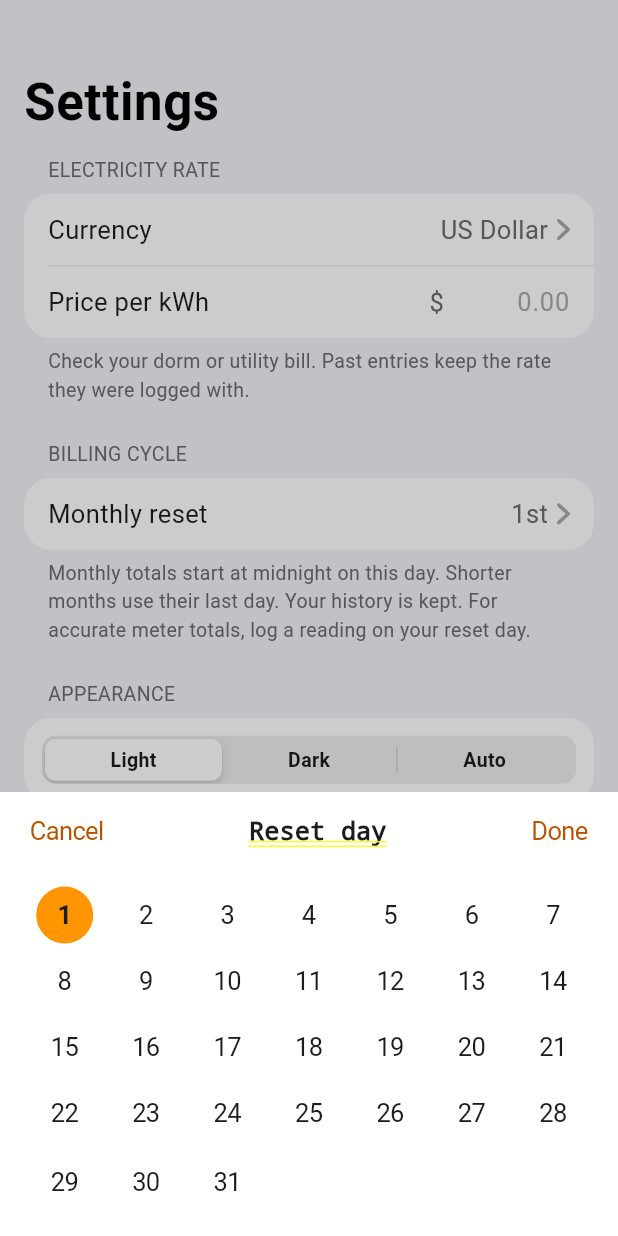
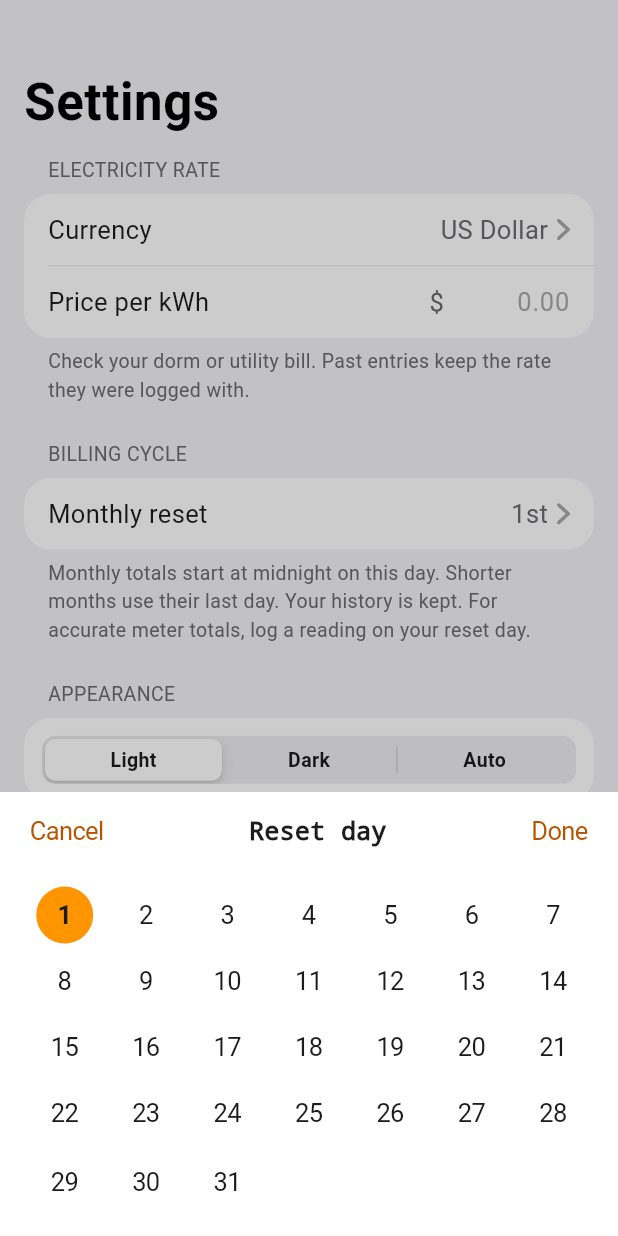
Before and after one commit to c4rlosst/wattly, a Flutter app: the screen it shows after launch, item 3 of the bottom bar chosen, after a tap on "Monthly reset", on a phone screen of 412 x 824 dp. Run offline on Flutter 3.47's test engine with Material 3 defaults, Android fonts, the light colour scheme and no system bars; our stand-ins replace shared_preferences; missing offline and left inert: dart:js_interop.

Commit message:
Remove underline from reset day picker title

```diff
--- a/lib/screens/settings_page.dart
+++ b/lib/screens/settings_page.dart
@@ -132,6 +132,7 @@ class _SettingsPageState extends State<SettingsPage> {
                               'Reset day',
                               textAlign: TextAlign.center,
                               style: TextStyle(
+                                decoration: TextDecoration.none,
                                 fontSize: 17,
                                 color: p.label,
                                 fontWeight: FontWeight.w600,
```
